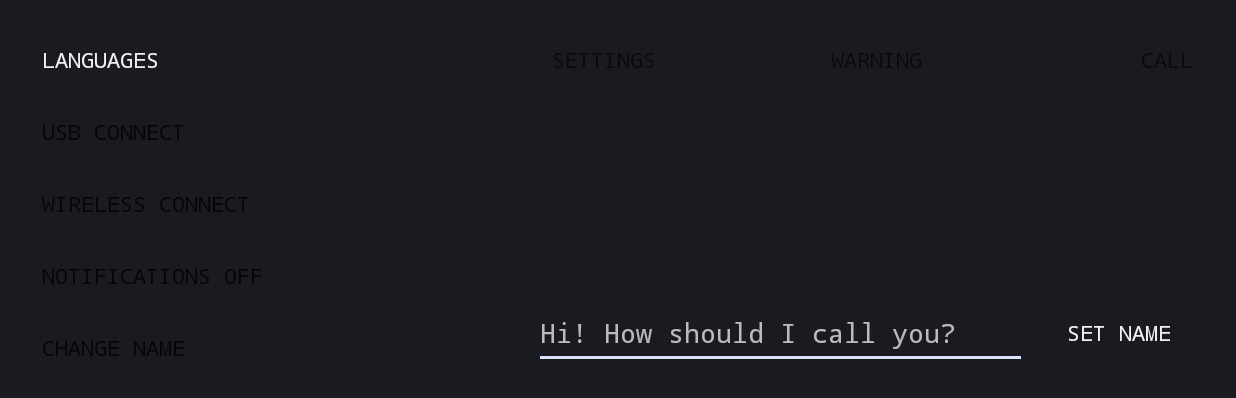
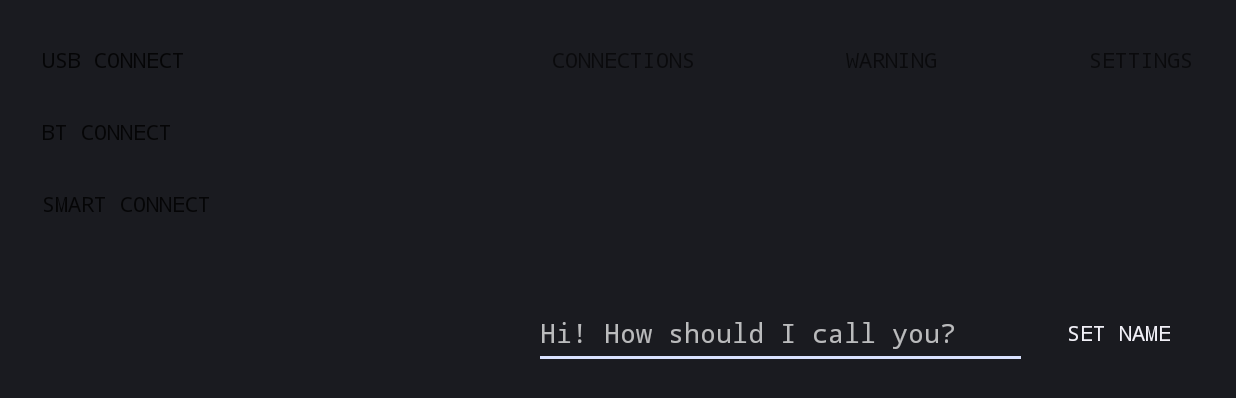
Before and after one commit to Developkings/Project_OUVER, an Android app: the screen it shows after launch (OuverActivity), after a tap on "USB CONNECTED", on a phone screen of 824 x 412 dp (held sideways). Shown: the top 398 px of the screen. Run offline under Robolectric (Android 15) with nearby library versions, the phone set to English and light mode, and no system bars; libraries missing offline, so code that uses them is left out: app.akexorcist.bluetotohspp, com.physicaloid.lib, org.vosk, org.vosk.android; 6 statements that could not run were skipped; 2 other taps on this screen came first.

```diff
--- a/Current Version/ouver_offline_beta/app/build.gradle
+++ b/Current Version/ouver_offline_beta/app/build.gradle
@@ -37,7 +37,6 @@ dependencies {
 
 
 
-
     implementation 'androidx.appcompat:appcompat:1.2.0'
     implementation 'net.java.dev.jna:jna:5.8.0@aar'
     implementation group: 'com.alphacephei', name: 'vosk-android', version: '0.3.23'
--- a/Current Version/ouver_offline_beta/app/src/main/AndroidManifest.xml
+++ b/Current Version/ouver_offline_beta/app/src/main/AndroidManifest.xml
@@ -3,6 +3,7 @@
     xmlns:tools="http://schemas.android.com/tools"
     package="org.ouver.demo" >
 
+    <uses-permission android:name="android.permission.VIBRATE" />
     <uses-permission android:name="android.permission.INTERNET" />
 	    <uses-permission android:name="android.permission.ACCESS_NETWORK_STATE" />
     <uses-permission android:name="android.permission.WRITE_EXTERNAL_STORAGE" />
--- a/Current Version/ouver_offline_beta/app/src/main/res/layout/main.xml
+++ b/Current Version/ouver_offline_beta/app/src/main/res/layout/main.xml
@@ -17,16 +17,7 @@
         android:layout_height="match_parent"
         android:layout_weight="2"
         android:orientation="vertical"
-        tools:visibility="gone">
-
-        <Button
-            android:id="@+id/languagesBTN"
-            style="@android:style/Widget.Material.Light.Button.Borderless"
-            android:layout_width="match_parent"
-            android:layout_height="wrap_content"
-            android:fontFamily="monospace"
-            android:gravity="center|start"
-            android:text="@string/languages" />
+        tools:visibility="visible">
 
         <Button
             android:id="@+id/usbconnectBT"
@@ -46,29 +37,18 @@
             android:layout_height="wrap_content"
             android:fontFamily="monospace"
             android:gravity="center|start"
-            android:text="@string/wireless_connect"
+            android:text="@string/ouver_connect"
             android:textAlignment="viewStart"
             android:textColor="#CC000000" />
 
         <Button
-            android:id="@+id/notificationsBT"
+            android:id="@+id/smartconnectBT"
             style="@android:style/Widget.Material.Light.Button.Borderless"
             android:layout_width="match_parent"
             android:layout_height="wrap_content"
             android:fontFamily="monospace"
             android:gravity="center|start"
-            android:text="@string/notifications_off"
-            android:textAlignment="viewStart"
-            android:textColor="#CC000000" />
-
-        <Button
-            android:id="@+id/changeenameagainBT"
-            style="@android:style/Widget.Material.Light.Button.Borderless"
-            android:layout_width="match_parent"
-            android:layout_height="wrap_content"
-            android:fontFamily="monospace"
-            android:gravity="center|start"
-            android:text="@string/change_name_again"
+            android:text="@string/smart_connect"
             android:textAlignment="viewStart"
             android:textColor="#CC000000" />
 
@@ -93,7 +73,7 @@
                 android:layout_weight="1"
                 android:fontFamily="monospace"
                 android:gravity="start"
-                android:text="@string/SETTINGS"
+                android:text="@string/connections"
                 android:textAlignment="viewStart"
                 android:textColor="#99000000"
                 tools:ignore="DuplicateSpeakableTextCheck" />
@@ -116,7 +96,7 @@
                 android:layout_weight="1"
                 android:fontFamily="monospace"
                 android:gravity="end"
-                android:text="@string/call"
+                android:text="@string/settings"
                 android:textAlignment="viewEnd"
                 android:textColor="#99000000" />
         </LinearLayout>
@@ -235,6 +215,37 @@
         android:orientation="vertical"
         tools:visibility="gone">
 
+        <Button
+            android:id="@+id/languagesBTN"
+            style="@android:style/Widget.Material.Light.Button.Borderless"
+            android:layout_width="match_parent"
+            android:layout_height="wrap_content"
+            android:fontFamily="monospace"
+            android:gravity="center|start"
+            android:text="@string/languages" />
+
+        <Button
+            android:id="@+id/notificationsBT"
+            style="@android:style/Widget.Material.Light.Button.Borderless"
+            android:layout_width="match_parent"
+            android:layout_height="wrap_content"
+            android:fontFamily="monospace"
+            android:gravity="center|start"
+            android:text="@string/notifications_off"
+            android:textAlignment="viewStart"
+            android:textColor="#CC000000" />
+
+        <Button
+            android:id="@+id/changeenameagainBT"
+            style="@android:style/Widget.Material.Light.Button.Borderless"
+            android:layout_width="match_parent"
+            android:layout_height="wrap_content"
+            android:fontFamily="monospace"
+            android:gravity="center|start"
+            android:text="@string/change_name_again"
+            android:textAlignment="viewStart"
+            android:textColor="#CC000000" />
+
         <EditText
             android:id="@+id/editTextTextPersonName2"
             android:layout_width="match_parent"
--- a/Current Version/ouver_offline_beta/app/src/main/res/values/strings.xml
+++ b/Current Version/ouver_offline_beta/app/src/main/res/values/strings.xml
@@ -1,5 +1,6 @@
 <?xml version="1.0" encoding="utf-8"?>
 <resources>
+
 
     <string name="app_name">Ouver</string>
     <string name="recognize_file">Recognize File</string>
@@ -16,17 +17,19 @@
     <string name="continueRecognition">CONTINUE</string>
     <string name="usb_connected">USB CONNECTED</string>
     <string name="usb_connect">USB CONNECT</string>
-    <string name="wireless_connect">WIRELESS CONNECT</string>
-    <string name="wireless_connected">WIRELESS CONNECTED</string>
+    <string name="ouver_connect">BT CONNECT</string>
+    <string name="ouver_connected">BT CONNECTED</string>
+    <string name="smart_connect">SMART CONNECT</string>
+    <string name="smart_connected">SMART CONNECTED</string>
     <string name="USB_STATUS">state</string>
-    <string name="SETTINGS">SETTINGS</string>
+    <string name="connections">CONNECTIONS</string>
     <string name="notifications_off">NOTIFICATIONS OFF</string>
     <string name="notifications_on">NOTIFICATIONS ON</string>
     <string name="soundsensor">SOUNDSENSOR</string>
     <string name="soundsensor_stop">STOP SENSOR</string>
     <string name="set_name">Set name</string>
     <string name="edit_name_txtbox">Hi! How should I call you?</string>
-    <string name="call">CALL</string>
+    <string name="settings">SETTINGS</string>
     <string name="change_name_again">CHANGE NAME</string>
     <string name="call_me">CALL ME</string>
     <string name="waiting_for_name">Listening for your name</string>
--- a/Current Version/ouver_offline_beta/build.gradle
+++ b/Current Version/ouver_offline_beta/build.gradle
@@ -7,7 +7,8 @@ buildscript {
         mavenCentral()
         maven {
             url 'https://alphacephei.com/maven/'
-        }
+            }
+
 
 
     }
```
Also changed, not shown: Current Version/ouver_offline_beta/app/src/main/java/org/ouver/demo/OuverActivity.java (+68 -2 lines), 1 other file.
